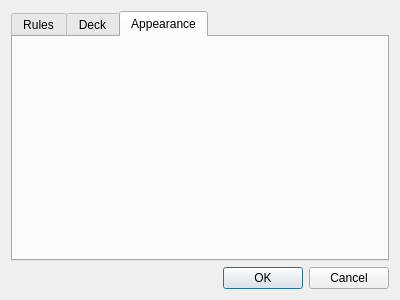
Qt form settingsdialog.ui (trolley813/OpenFool) before a commit.
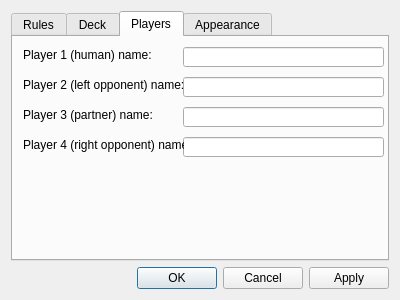
The same form after that commit.

Commit message: added ability to change player names

The edit to the form file:
```diff
--- a/settingsdialog.ui
+++ b/settingsdialog.ui
@@ -29,6 +29,103 @@
        <string>Deck</string>
       </attribute>
      </widget>
+     <widget class="QWidget" name="tabPlayers">
+      <attribute name="title">
+       <string>Players</string>
+      </attribute>
+      <widget class="QLineEdit" name="lineEditPlayer1Name">
+       <property name="geometry">
+        <rect>
+         <x>170</x>
+         <y>10</y>
+         <width>201</width>
+         <height>20</height>
+        </rect>
+       </property>
+      </widget>
+      <widget class="QLabel" name="labelPlayer1Name">
+       <property name="geometry">
+        <rect>
+         <x>10</x>
+         <y>10</y>
+         <width>161</width>
+         <height>16</height>
+        </rect>
+       </property>
+       <property name="text">
+        <string>Player 1 (human) name:</string>
+       </property>
+      </widget>
+      <widget class="QLineEdit" name="lineEditPlayer2Name">
+       <property name="geometry">
+        <rect>
+         <x>170</x>
+         <y>40</y>
+         <width>201</width>
+         <height>20</height>
+        </rect>
+       </property>
+      </widget>
+      <widget class="QLabel" name="labelPlayer2Name">
+       <property name="geometry">
+        <rect>
+         <x>10</x>
+         <y>40</y>
+         <width>161</width>
+         <height>16</height>
+        </rect>
+       </property>
+       <property name="text">
+        <string>Player 2 (left opponent) name:</string>
+       </property>
+      </widget>
+      <widget class="QLineEdit" name="lineEditPlayer3Name">
+       <property name="geometry">
+        <rect>
+         <x>170</x>
+         <y>70</y>
+         <width>201</width>
+         <height>20</height>
+        </rect>
+       </property>
+      </widget>
+      <widget class="QLabel" name="labelPlayer3Name">
+       <property name="geometry">
+        <rect>
+         <x>10</x>
+         <y>70</y>
+         <width>161</width>
+         <height>16</height>
+        </rect>
+       </property>
+       <property name="text">
+        <string>Player 3 (partner) name:</string>
+       </property>
+      </widget>
+      <widget class="QLineEdit" name="lineEditPlayer4Name">
+       <property name="geometry">
+        <rect>
+         <x>170</x>
+         <y>100</y>
+         <width>201</width>
+         <height>20</height>
+        </rect>
+       </property>
+      </widget>
+      <widget class="QLabel" name="labelPlayer4Name">
+       <property name="geometry">
+        <rect>
+         <x>10</x>
+         <y>100</y>
+         <width>161</width>
+         <height>16</height>
+        </rect>
+       </property>
+       <property name="text">
+        <string>Player 4 (right opponent) name:</string>
+       </property>
+      </widget>
+     </widget>
      <widget class="QWidget" name="tabAppearance">
       <attribute name="title">
        <string>Appearance</string>
@@ -42,7 +139,7 @@
       <enum>Qt::Horizontal</enum>
      </property>
      <property name="standardButtons">
-      <set>QDialogButtonBox::Cancel|QDialogButtonBox::Ok</set>
+      <set>QDialogButtonBox::Apply|QDialogButtonBox::Cancel|QDialogButtonBox::Ok</set>
      </property>
     </widget>
    </item>
```
Left out of the diff: 16 changed lines with no effect on the pictures. The commit also changes 5 other files.
